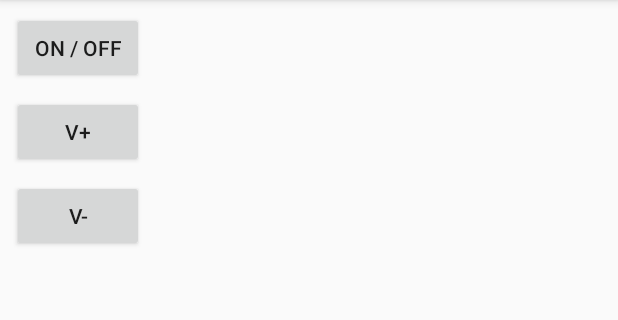
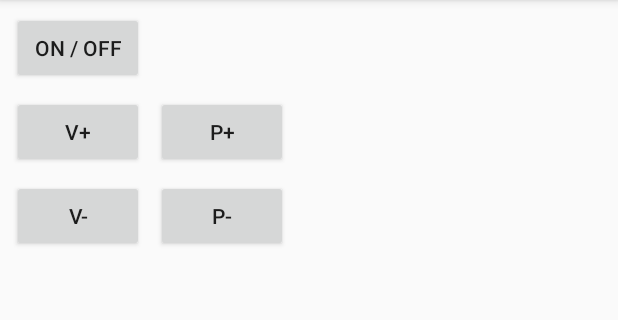
Before and after one commit to batou9150/BboxSensationRemoteControl, an Android app: the screen it shows after launch (MainActivity), on a phone screen of 412 x 824 dp, the part 84-404 px from its top. Run offline under Robolectric (Android 15) with nearby library versions, the phone set to English and light mode, and no system bars.

Commit message:
add program buttons

```diff
--- a/app/src/main/java/fr/batoucada/bboxsensationremotecontroller/MainActivity.java
+++ b/app/src/main/java/fr/batoucada/bboxsensationremotecontroller/MainActivity.java
@@ -19,6 +19,8 @@ public class MainActivity extends AppCompatActivity {
         buttonIdList.add(R.id.b_power);
         buttonIdList.add(R.id.b_volume_down);
         buttonIdList.add(R.id.b_volume_up);
+        buttonIdList.add(R.id.b_program_down);
+        buttonIdList.add(R.id.b_program_up);
 
         View.OnClickListener buttonOnClickListener = new View.OnClickListener() {
             public void onClick(View v) {
--- a/app/src/main/res/layout/activity_main.xml
+++ b/app/src/main/res/layout/activity_main.xml
@@ -43,4 +43,28 @@
             android:layout_marginStart="8dp"
             android:tag='28'/>
 
+    <Button
+            android:text="@string/b_program_up_text"
+            android:layout_width="wrap_content"
+            android:layout_height="wrap_content"
+            android:id="@+id/b_program_up"
+            app:layout_constraintStart_toEndOf="@+id/b_volume_up"
+            android:layout_marginLeft="8dp"
+            android:layout_marginStart="8dp"
+            android:tag='25'
+            android:layout_marginTop="8dp"
+            app:layout_constraintTop_toBottomOf="@+id/b_power"/>
+
+    <Button
+            android:text="@string/b_program_down"
+            android:layout_width="wrap_content"
+            android:layout_height="wrap_content"
+            android:id="@+id/b_program_down"
+            app:layout_constraintStart_toEndOf="@+id/b_volume_down"
+            android:layout_marginLeft="8dp"
+            android:layout_marginStart="8dp"
+            android:tag='26'
+            android:layout_marginTop="8dp"
+            app:layout_constraintTop_toBottomOf="@+id/b_program_up"/>
+
 </android.support.constraint.ConstraintLayout>
--- a/app/src/main/res/values/strings.xml
+++ b/app/src/main/res/values/strings.xml
@@ -3,4 +3,6 @@
     <string name="b_power_text">ON / OFF</string>
     <string name="b_volume_up_text">V+</string>
     <string name="b_volume_down_text">V-</string>
+    <string name="b_program_up_text">P+</string>
+    <string name="b_program_down">P-</string>
 </resources>
```
